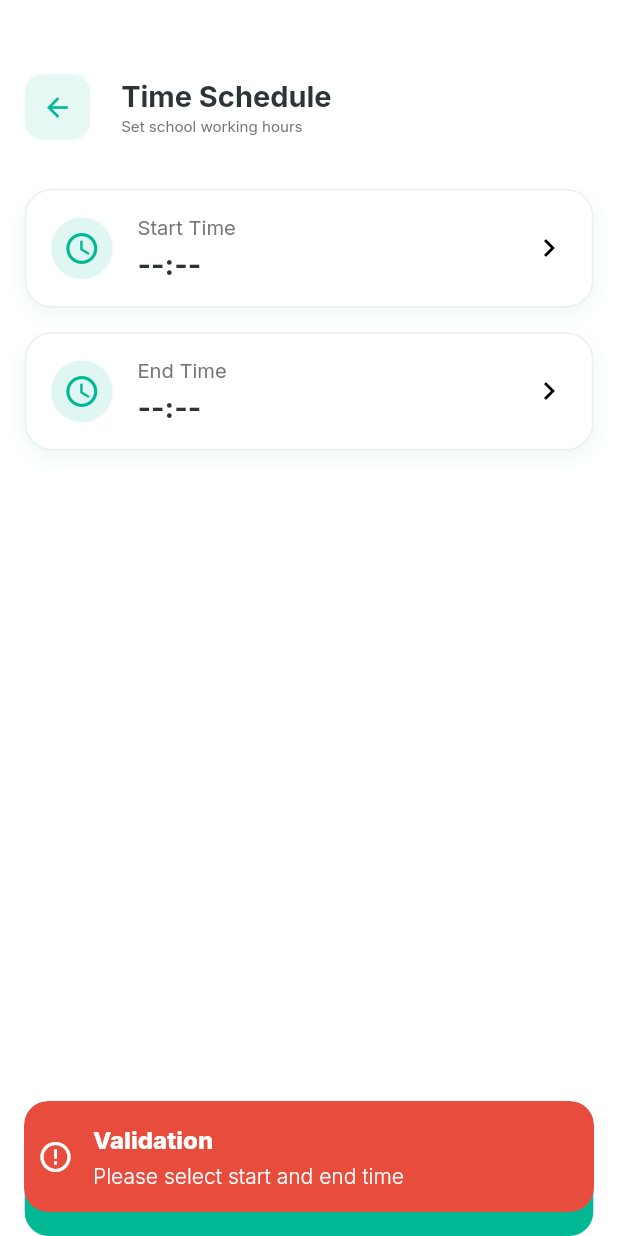
After one commit to marvsoftdomainnew/school_rfid, a Flutter app: the SchoolTimeScheduleView screen opened directly, after a tap on "Start Time", after a tap on "UPDATE", on a phone screen of 412 x 824 dp. The commit adds this screen. Run offline on Flutter 3.47's test engine with Material 3 defaults, Android fonts, the phone set to English and light mode, and no system bars; our stand-ins replace dio, fluttertoast, get, google_fonts, lottie, lucide_icons_flutter and 5 more; accounts and stored records are empty; network calls fail.

Commit message:
schoole timge schedule api integret

```diff
--- /dev/null
+++ b/lib/data/models/requests/school_time_schedule_request.dart
@@ -0,0 +1,19 @@
+class SchoolTimeScheduleRequest {
+  final String schoolName;
+  final String schoolStartTime;
+  final String schoolEndTime;
+
+  SchoolTimeScheduleRequest({
+    required this.schoolName,
+    required this.schoolStartTime,
+    required this.schoolEndTime,
+  });
+
+  Map<String, dynamic> toJson() {
+    return {
+      "school_name": schoolName,
+      "school_start_time": schoolStartTime,
+      "school_end_time": schoolEndTime,
+    };
+  }
+}
--- /dev/null
+++ b/lib/data/models/responses/get_school_time_response.dart
@@ -0,0 +1,35 @@
+class GetSchoolTimeResponse {
+  final bool success;
+  final SchoolTimeSetting? setting;
+
+  GetSchoolTimeResponse({
+    required this.success,
+    this.setting,
+  });
+
+  factory GetSchoolTimeResponse.fromJson(Map<String, dynamic> json) {
+    return GetSchoolTimeResponse(
+      success: json['success'] == true,
+      setting: json['setting'] != null
+          ? SchoolTimeSetting.fromJson(json['setting'])
+          : null,
+    );
+  }
+}
+
+class SchoolTimeSetting {
+  final String? schoolStartTime; // format: HH:mm:ss
+  final String? schoolEndTime;   // format: HH:mm:ss
+
+  SchoolTimeSetting({
+    this.schoolStartTime,
+    this.schoolEndTime,
+  });
+
+  factory SchoolTimeSetting.fromJson(Map<String, dynamic> json) {
+    return SchoolTimeSetting(
+      schoolStartTime: json['school_start_time'],
+      schoolEndTime: json['school_end_time'],
+    );
+  }
+}
--- /dev/null
+++ b/lib/data/repositories/get_school_time_repository.dart
@@ -0,0 +1,14 @@
+import 'package:schoolmsrfid/data/models/responses/get_school_time_response.dart';
+import '../../core/constants/api_endpoints.dart';
+import '../../core/services/api_service.dart';
+
+class GetSchoolTimeRepository {
+  final _dio = ApiService.dio;
+
+  Future<GetSchoolTimeResponse> getTime() async {
+    final response = await _dio.post(
+      ApiEndpoints.getScheduleTimeUrl,
+    );
+    return GetSchoolTimeResponse.fromJson(response.data);
+  }
+}
--- /dev/null
+++ b/lib/data/repositories/school_time_schedul_repository.dart
@@ -0,0 +1,17 @@
+import 'package:schoolmsrfid/data/models/requests/school_time_schedule_request.dart';
+
+import '../../core/constants/api_endpoints.dart';
+import '../../core/services/api_service.dart';
+import '../models/responses/school_time_schedule_response.dart';
+
+class SchoolTimeSchedulRepository {
+  final _dio = ApiService.dio;
+
+  Future<SchoolTimeScheduleResponse> setTime(SchoolTimeScheduleRequest request) async {
+    final response = await _dio.post(
+      ApiEndpoints.scheduleTimeUrl,
+        data: request
+    );
+    return SchoolTimeScheduleResponse.fromJson(response.data);
+  }
+}
--- a/lib/modules/dashboard/dashboard_shell.dart
+++ b/lib/modules/dashboard/dashboard_shell.dart
@@ -1,7 +1,7 @@
 import 'package:flutter/material.dart';
 import 'package:flutter/services.dart';
 import 'package:schoolmsrfid/modules/attendance/mark_attendance_view.dart';
-import 'package:schoolmsrfid/modules/settings/settings_view.dart';
+import 'package:schoolmsrfid/modules/profile/profile_view.dart';
 import '../../core/utils/toast_util.dart';
 import '../../widgets/custom_bottom_nav.dart';
 import '../staff/staff_list_view.dart';
@@ -26,7 +26,7 @@ class _DashboardShellState extends State<DashboardShell> {
     const StudentListView(),
     const MarkAttendanceView(),
     const StaffListView(),
-    const SettingsView(),
+    const ProfileView(),
   ];
 
   Future<bool> _onWillPop() async {
--- /dev/null
+++ b/lib/modules/profile/controller/school_time_schedule_controller.dart
@@ -0,0 +1,115 @@
+import 'package:flutter/material.dart';
+import 'package:get/get.dart';
+import '../../../core/utils/snackbar_util.dart';
+import '../../../data/models/requests/school_time_schedule_request.dart';
+import '../../../data/models/responses/get_school_time_response.dart';
+import '../../../data/repositories/get_school_time_repository.dart';
+import '../../../data/repositories/school_time_schedul_repository.dart';
+
+
+class SchoolTimeScheduleController extends GetxController {
+  final SchoolTimeSchedulRepository _saveRepository = SchoolTimeSchedulRepository();
+  final GetSchoolTimeRepository _getRepository = GetSchoolTimeRepository();
+
+  // ================= STATE =================
+  final isLoading = false.obs;
+
+  final startTime = Rxn<TimeOfDay>();
+  final endTime = Rxn<TimeOfDay>();
+
+  // ================= INIT =================
+  @override
+  void onInit() {
+    super.onInit();
+    fetchSchoolTime();
+  }
+
+  // ================= GET SCHOOL TIME =================
+  Future<void> fetchSchoolTime() async {
+    isLoading.value = true;
+
+    try {
+      final GetSchoolTimeResponse response = await _getRepository.getTime();
+
+      if (response.success && response.setting != null) {
+        startTime.value =
+            _parseTime(response.setting!.schoolStartTime);
+        endTime.value =
+            _parseTime(response.setting!.schoolEndTime);
+      }
+    } catch (e) {
+      SnackbarUtil.showError(
+        "Error",
+        e.toString(),
+      );
+    } finally {
+      isLoading.value = false;
+    }
+  }
+
+  // ================= SAVE SCHOOL TIME =================
+  Future<void> saveSchedule() async {
+    if (startTime.value == null || endTime.value == null) {
+      SnackbarUtil.showError(
+        "Validation",
+        "Please select start and end time",
+      );
+      return;
+    }
+
+    if (toMinutes(endTime.value!) <= toMinutes(startTime.value!)) {
+      SnackbarUtil.showError(
+        "Validation",
+        "End time must be after start time",
+      );
+      return;
+    }
+
+    isLoading.value = true;
+
+    try {
+      final request = SchoolTimeScheduleRequest(
+        schoolName: "Data",
+        schoolStartTime: _toApiTime(startTime.value!),
+        schoolEndTime: _toApiTime(endTime.value!),
+      );
+
+      final response = await _saveRepository.setTime(request);
+
+      if (response.success) {
+        SnackbarUtil.showSuccess("Success", "Time schedule saved successfully"
+        );
+      } else {
+        SnackbarUtil.showError("Error", "Failed to save schedule",);
+      }
+    } catch (e) {
+      SnackbarUtil.showError("Error", e.toString(),);
+    } finally {
+      isLoading.value = false;
+    }
+  }
+
+  // ================= HELPERS =================
+  TimeOfDay? _parseTime(String? value) {
+    if (value == null || value.isEmpty) return null;
+
+    // supports HH:mm or HH:mm:ss
+    final parts = value.split(':');
+    if (parts.length < 2) return null;
+
+    final h = int.tryParse(parts[0]);
+    final m = int.tryParse(parts[1]);
+
+    if (h == null || m == null) return null;
+
+    return TimeOfDay(hour: h, minute: m);
+  }
+
+  String _toApiTime(TimeOfDay t) {
+    final h = t.hour.toString().padLeft(2, '0');
+    final m = t.minute.toString().padLeft(2, '0');
+    return "$h:$m";
+  }
+
+  int toMinutes(TimeOfDay t) => t.hour * 60 + t.minute;
+}
--- /dev/null
+++ b/lib/modules/profile/school_time_schedule_view.dart
@@ -0,0 +1,217 @@
+import 'package:flutter/material.dart';
+import 'package:get/get.dart';
+import 'package:sizer/sizer.dart';
+import '../../theme/app_colors.dart';
+import '../../widgets/primary_button.dart';
+import '../../widgets/custom_header.dart';
+import 'controller/school_time_schedule_controller.dart';
+
+class SchoolTimeScheduleView extends StatefulWidget {
+  const SchoolTimeScheduleView({super.key});
+
+  @override
+  State<SchoolTimeScheduleView> createState() =>
+      _SchoolTimeScheduleViewState();
+}
+
+class _SchoolTimeScheduleViewState
+    extends State<SchoolTimeScheduleView> {
+  final controller = Get.put(SchoolTimeScheduleController());
+
+
+  final Color primary = AppColors.primary;
+
+  Future<void> _pickTime({
+    required bool isStart,
+  }) async {
+    final picked = await showTimePicker(
+      context: context,
+      initialTime: TimeOfDay.now(),
+      builder: (context, child) {
+        return Theme(
+          data: Theme.of(context).copyWith(
+            timePickerTheme: TimePickerThemeData(
+              backgroundColor: Colors.white,
+              hourMinuteShape: RoundedRectangleBorder(
+                borderRadius: BorderRadius.circular(16),
+              ),
+              dayPeriodShape: RoundedRectangleBorder(
+                borderRadius: BorderRadius.circular(12),
+              ),
+              dialHandColor: primary,
+              dialBackgroundColor: primary.withOpacity(0.1),
+              hourMinuteTextColor: primary,
+              entryModeIconColor: primary,
+            ),
+            colorScheme: ColorScheme.light(
+              primary: primary,
+              onPrimary: Colors.white,
+              onSurface: const Color(0xFF2d3436),
+            ),
+          ),
+          child: child!,
+        );
+      },
+    );
+
+    if (picked != null) {
+      setState(() {
+        if (isStart) {
+          controller.startTime.value = picked;
+
+          if (controller.endTime.value != null &&
+              controller.toMinutes(controller.endTime.value!) <=
+                  controller.toMinutes(picked)) {
+            controller.endTime.value = null;
+          }
+        } else {
+          if (controller.startTime.value == null) {
+            Get.snackbar(
+              "Validation",
+              "Please select Start Time first",
+              snackPosition: SnackPosition.BOTTOM,
+            );
+            return;
+          }
+          controller.endTime.value = picked;
+        }
+      });
+    }
+
+  }
+
+  String _format(TimeOfDay? t) {
+    if (t == null) return "--:--";
+    final h = t.hourOfPeriod.toString().padLeft(2, '0');
+    final m = t.minute.toString().padLeft(2, '0');
+    final p = t.period == DayPeriod.am ? "AM" : "PM";
+    return "$h:$m $p";
+  }
+
+  @override
+  Widget build(BuildContext context) {
+    return Scaffold(
+      backgroundColor: Colors.white,
+      bottomNavigationBar: SafeArea(
+        child: Padding(
+          padding: EdgeInsets.fromLTRB(
+            4.w,
+            1.h,
+            4.w,
+            MediaQuery.of(context).padding.bottom ,
+          ),
+          child: Obx(() => PrimaryButton(
+            text: "UPDATE",
+            isLoading: controller.isLoading.value,
+            onPressed: controller.saveSchedule,
+          )),
+
+        ),
+      ),
+
+      body: Column(
+        children: [
+          const CustomHeader(
+            title: "Time Schedule",
+            subtitle: "Set school working hours",
+          ),
+
+          Expanded(
+            child: SingleChildScrollView(
+              padding: EdgeInsets.fromLTRB(4.w, 3.h, 4.w, 10.h),
+              child: Column(
+                children: [
+                  Obx(() => _timeCard(
+                    title: "Start Time",
+                    time: _format(controller.startTime.value),
+                    onTap: () => _pickTime(isStart: true),
+                  )),
+
+                  SizedBox(height: 2.h),
+
+                  Obx(() => _timeCard(
+                    title: "End Time",
+                    time: _format(controller.endTime.value),
+                    onTap: () => _pickTime(isStart: false),
+                  )),
+
+                ],
+              ),
+            ),
+          ),
+        ],
+      ),
+    );
+  }
+
+
+  // ================= TIME CARD =================
+  Widget _timeCard({
+    required String title,
+    required String time,
+    required VoidCallback onTap,
+  }) {
+    return GestureDetector(
+      onTap: onTap,
+      child: Container(
+        padding: EdgeInsets.symmetric(horizontal: 4.w, vertical: 2.h),
+        decoration: BoxDecoration(
+          color: Colors.white,
+          borderRadius: BorderRadius.circular(18),
+          border: Border.all(color: Colors.grey.shade200),
+          boxShadow: [
+            BoxShadow(
+              color: primary.withOpacity(0.08),
+              blurRadius: 10,
+              offset: const Offset(0, 4),
+            ),
+          ],
+        ),
+        child: Row(
+          children: [
+            Container(
+              padding: EdgeInsets.all(2.w),
+              decoration: BoxDecoration(
+                color: primary.withOpacity(0.12),
+                shape: BoxShape.circle,
+              ),
+              child: Icon(
+                Icons.access_time,
+                color: primary,
+                size: 6.w,
+              ),
+            ),
+            SizedBox(width: 4.w),
+            Expanded(
+              child: Column(
+                crossAxisAlignment: CrossAxisAlignment.start,
+                children: [
+                  Text(
+                    title,
+                    style: TextStyle(
+                      fontSize: 15.sp,
+                      color: Colors.grey[600],
+                    ),
+                  ),
+                  SizedBox(height: 0.6.h),
+                  Text(
+                    time,
+                    style: TextStyle(
+                      fontSize: 18.sp,
+                      fontWeight: FontWeight.bold,
+                      color: const Color(0xFF2d3436),
+                    ),
+                  ),
+                ],
+              ),
+            ),
+            const Icon(
+              Icons.keyboard_arrow_right,
+              color: Colors.black,
+            ),
+          ],
+        ),
+      ),
+    );
+  }
+}
```
Also changed, not shown: lib/core/constants/api_endpoints.dart (+2 -8 lines), lib/data/models/responses/school_time_schedule_response.dart (added, +37 -0 lines), lib/modules/profile/profile_view.dart (renamed from lib/modules/settings/settings_view.dart, +16 -5 lines).
